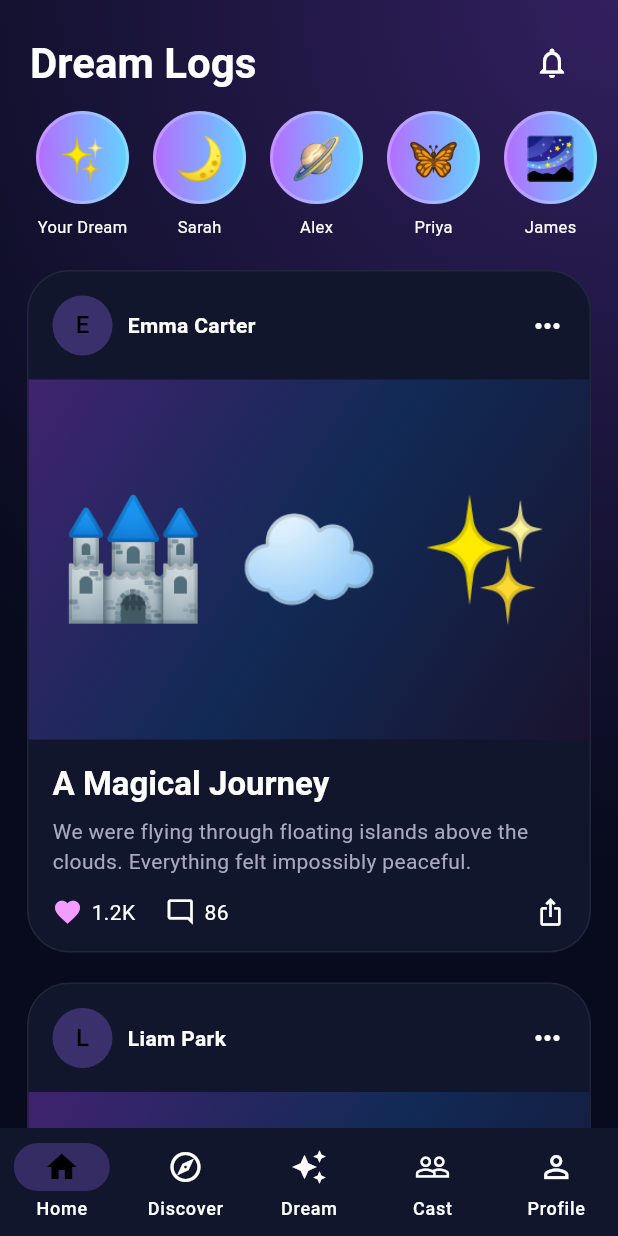
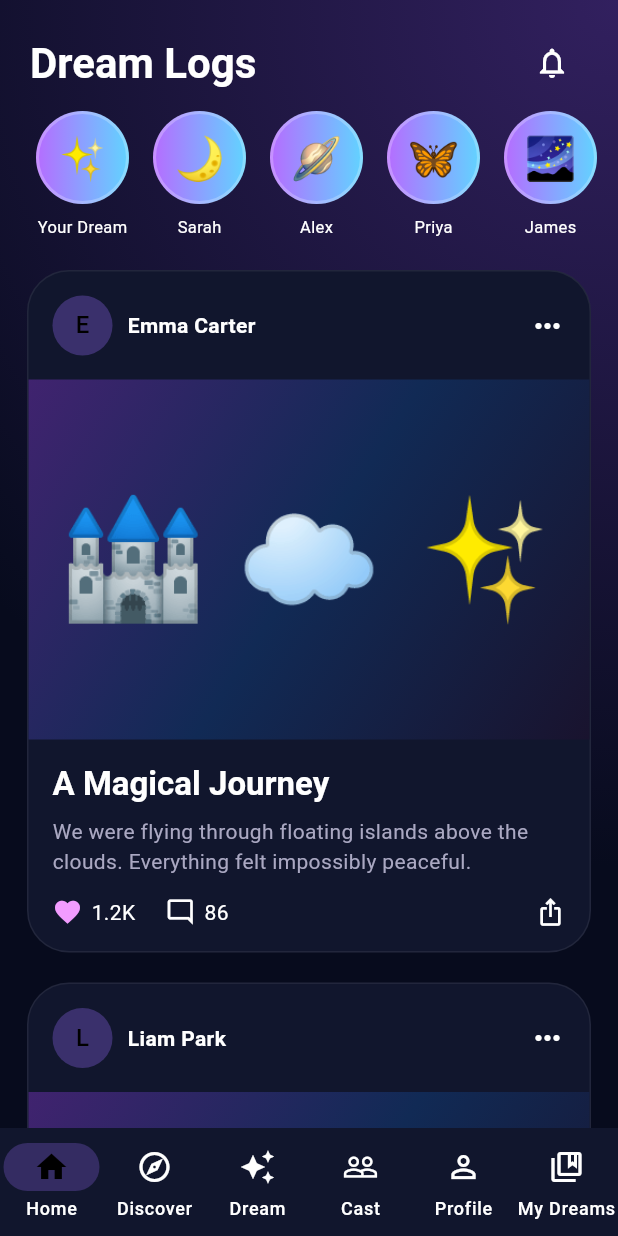
Before and after one commit to ujwaljetly-create/dream-logs, a Flutter app: the screen it shows once a user with an empty profile is signed in, on a phone screen of 412 x 824 dp. Run offline on Flutter 3.47's test engine with Material 3 defaults, Android fonts, the phone set to English and light mode, and no system bars; our stand-ins replace cloud_firestore, firebase_auth, firebase_core, firebase_storage, image_picker, share_plus; accounts and stored records are empty; Roboto replaces fonts that are missing (Arial, Georgia).

Commit message:
Complete dream library navigation, sharing dependency and photo selection backend

```diff
--- a/lib/features/shell/dream_shell.dart
+++ b/lib/features/shell/dream_shell.dart
@@ -5,6 +5,7 @@ import '../discover/discover_screen.dart';
 import '../create/create_dream_screen.dart';
 import '../cast/dream_cast_screen.dart';
 import '../profile/profile_screen.dart';
+import '../dreams/dream_library_screen.dart';
 
 class DreamShell extends StatefulWidget {
   const DreamShell({super.key});
@@ -20,6 +21,7 @@ class _DreamShellState extends State<DreamShell> {
     CreateDreamScreen(),
     DreamCastScreen(),
     ProfileScreen(),
+    DreamLibraryScreen(),
   ];
 
   @override
@@ -38,6 +40,7 @@ class _DreamShellState extends State<DreamShell> {
           NavigationDestination(icon: Icon(Icons.auto_awesome), label: 'Dream'),
           NavigationDestination(icon: Icon(Icons.people_outline), selectedIcon: Icon(Icons.people), label: 'Cast'),
           NavigationDestination(icon: Icon(Icons.person_outline), selectedIcon: Icon(Icons.person), label: 'Profile'),
+          NavigationDestination(icon: Icon(Icons.collections_bookmark_outlined), selectedIcon: Icon(Icons.collections_bookmark), label: 'My Dreams'),
         ],
       ),
     );
```
